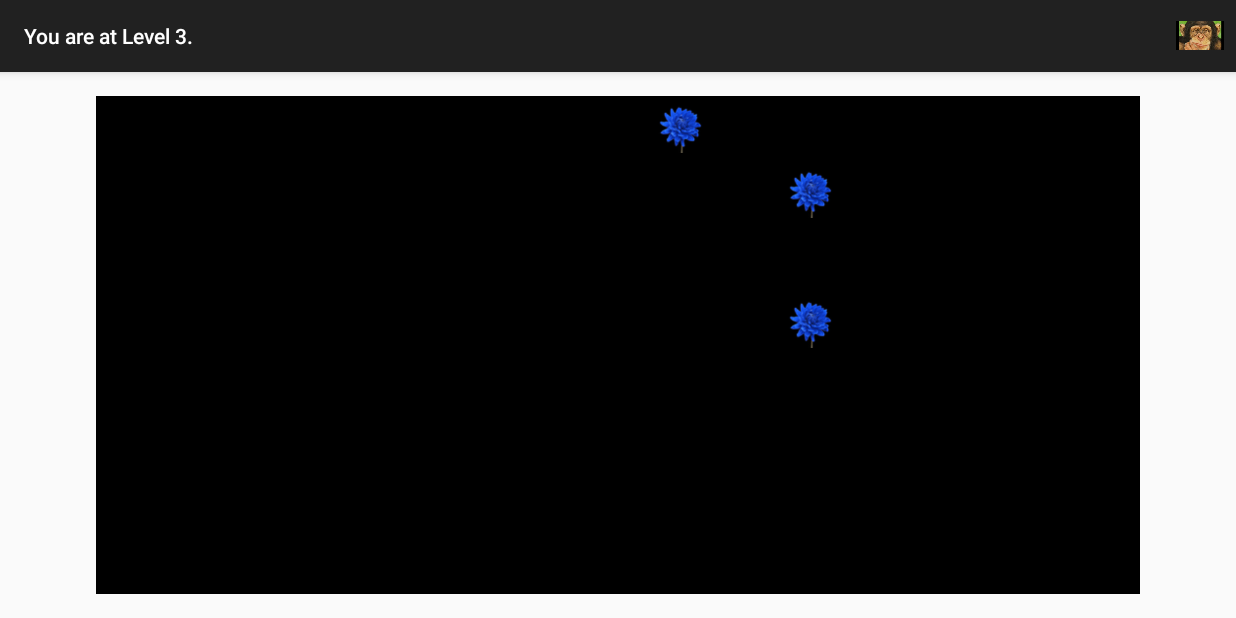
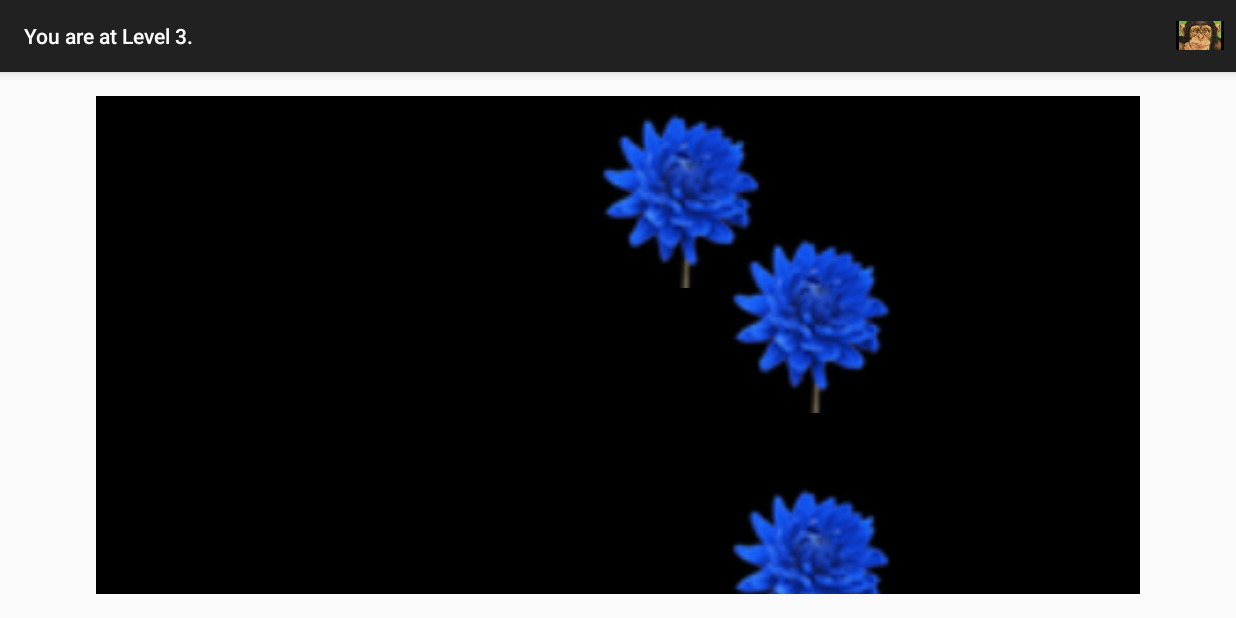
Before and after one commit to rwoodley/AndroidExperiments, an Android app: the screen it shows after launch (MainActivity), on a phone screen of 824 x 412 dp (held sideways). Run offline under Robolectric (Android 15) with nearby library versions, the phone set to English and light mode, and no system bars; 2 statements that could not run were skipped.

Commit message:
it works for my tablet now, but not my phone

```diff
--- a/AiGrid/app/src/main/java/org/woodley/aigrid/app/ImageAdapter.java
+++ b/AiGrid/app/src/main/java/org/woodley/aigrid/app/ImageAdapter.java
@@ -134,6 +134,7 @@ public class ImageAdapter extends BaseAdapter {
             imageView = (ImageView) convertView;
         }
 
+        Log.i(TAG, "Looking up " + position);
         int index = _positions.indexOf(position);
         if (index > -1) {
             _imageViews.set(index, imageView);
@@ -142,6 +143,8 @@ public class ImageAdapter extends BaseAdapter {
             Log.i(TAG, "Placing " + numeral + " at " + position);
 
             imageView.setImageResource(mThumbIds[numeral]);
+            imageView.setScaleType(ImageView.ScaleType.CENTER_CROP);
+            imageView.setLayoutParams(new GridView.LayoutParams(200, 200));
         }
         return imageView;
     }
--- a/AiGrid/app/src/main/res/layout/activity_main.xml
+++ b/AiGrid/app/src/main/res/layout/activity_main.xml
@@ -13,7 +13,7 @@
         android:layout_width="fill_parent"
         android:layout_height="fill_parent"
         android:numColumns="8"
-        android:verticalSpacing="0dp"
+        android:verticalSpacing="40dp"
         android:horizontalSpacing="0dp"
         android:gravity="center"
         android:background="#000000"
--- a/AiGrid/build.gradle
+++ b/AiGrid/build.gradle
@@ -5,7 +5,7 @@ buildscript {
         mavenCentral()
     }
     dependencies {
-        classpath 'com.android.tools.build:gradle:0.11.+'
+        classpath 'com.android.tools.build:gradle:0.12.+'
 
         // NOTE: Do not place your application dependencies here; they belong
         // in the individual module build.gradle files
```
Also changed, not shown: AiGrid/gradle/wrapper/gradle-wrapper.properties, 2 other files.
